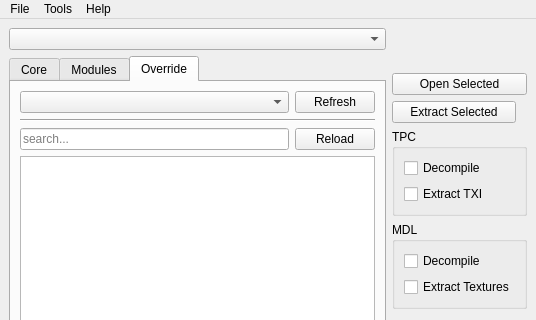
The window that ui/mainwindow.ui (NickHugi/PyKotor) describes before a commit, drawn with Qt 5; both pictures show x 0 to 536 and y 0 to 320 of the 536 by 471 pixel window.
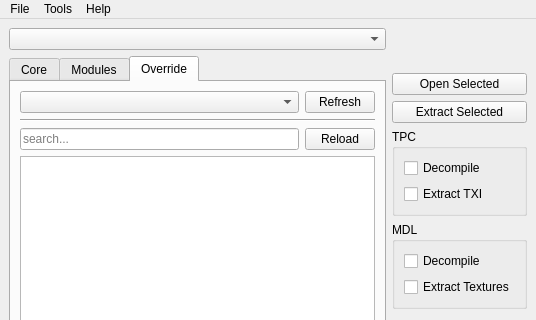
The same window after the commit. The open tabs and pages were chosen to show the change. Icons and pictures are not drawn.

Diff of the .ui file:
```diff
--- a/ui/mainwindow.ui
+++ b/ui/mainwindow.ui
@@ -154,12 +154,43 @@
          </attribute>
          <layout class="QVBoxLayout" name="verticalLayout_3">
           <item>
-           <layout class="QHBoxLayout" name="horizontalLayout_5" stretch="4,1">
+           <widget class="QFrame" name="overrideFolderFrame">
+            <property name="frameShape">
+             <enum>QFrame::NoFrame</enum>
+            </property>
+            <property name="frameShadow">
+             <enum>QFrame::Plain</enum>
+            </property>
+            <layout class="QHBoxLayout" name="horizontalLayout_5" stretch="1,0">
+             <property name="leftMargin">
+              <number>0</number>
+             </property>
+             <property name="topMargin">
+              <number>0</number>
+             </property>
+             <property name="rightMargin">
+              <number>0</number>
+             </property>
+             <property name="bottomMargin">
+              <number>0</number>
+             </property>
             <item>
              <widget class="QComboBox" name="overrideFolderCombo"/>
             </item>
             <item>
              <widget class="QPushButton" name="overrideRefreshButton">
+               <property name="minimumSize">
+                <size>
+                 <width>70</width>
+                 <height>0</height>
+                </size>
+               </property>
+               <property name="maximumSize">
+                <size>
+                 <width>70</width>
+                 <height>16777215</height>
+                </size>
+               </property>
               <property name="toolTip">
                <string>Refresh the list of modules.</string>
               </property>
@@ -169,6 +200,7 @@
              </widget>
             </item>
            </layout>
+           </widget>
           </item>
           <item>
            <widget class="Line" name="line_2">
@@ -188,6 +220,18 @@
             </item>
             <item>
              <widget class="QPushButton" name="overrideReloadButton">
+              <property name="minimumSize">
+               <size>
+                <width>70</width>
+                <height>0</height>
+               </size>
+              </property>
+              <property name="maximumSize">
+               <size>
+                <width>70</width>
+                <height>16777215</height>
+               </size>
+              </property>
               <property name="toolTip">
                <string>Refresh the list of files in the override folder.</string>
               </property>
@@ -278,29 +322,11 @@
          <item>
           <widget class="QPushButton" name="extractButton">
            <property name="sizePolicy">
-            <sizepolicy hsizetype="Fixed" vsizetype="Fixed">
+            <sizepolicy hsizetype="Minimum" vsizetype="Fixed">
              <horstretch>0</horstretch>
              <verstretch>0</verstretch>
             </sizepolicy>
            </property>
-           <property name="minimumSize">
-            <size>
-             <width>124</width>
-             <height>0</height>
-            </size>
-           </property>
-           <property name="maximumSize">
-            <size>
-             <width>124</width>
-             <height>16777215</height>
-            </size>
-           </property>
-           <property name="baseSize">
-            <size>
-             <width>124</width>
-             <height>0</height>
-            </size>
-           </property>
            <property name="text">
             <string>Extract Selected</string>
            </property>
```
Left out of the diff: 43 changed lines with no effect on the pictures. Lines whose indentation alone changed are shown as unchanged.
